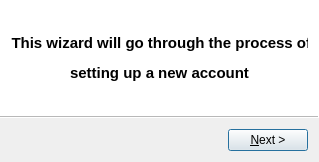
Old version of the form ui/wizard.ui in the repository compufox/et.
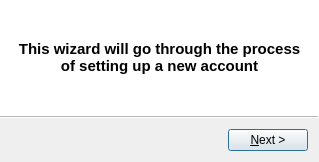
New version of the form.

Commit message:
adding/changing accounts works properly
minor tweaks to wizard UI

The edit to the form file:
```diff
--- a/ui/wizard.ui
+++ b/ui/wizard.ui
@@ -42,7 +42,10 @@
        </sizepolicy>
       </property>
       <property name="text">
-       <string>&lt;html&gt;&lt;head/&gt;&lt;body&gt;&lt;p align=&quot;center&quot;&gt;&lt;span style=&quot; font-size:11pt; font-weight:600;&quot;&gt;This wizard will go through the process of&lt;/span&gt;&lt;/p&gt;&lt;p align=&quot;center&quot;&gt;&lt;span style=&quot; font-size:11pt; font-weight:600;&quot;&gt;setting up a new account&lt;/span&gt;&lt;/p&gt;&lt;/body&gt;&lt;/html&gt;</string>
+       <string>&lt;html&gt;&lt;head/&gt;&lt;body&gt;&lt;p align=&quot;center&quot;&gt;&lt;span style=&quot; font-size:11pt; font-weight:600;&quot;&gt;This wizard will go through the process of setting up a new account&lt;/span&gt;&lt;/p&gt;&lt;/body&gt;&lt;/html&gt;</string>
+      </property>
+      <property name="wordWrap">
+       <bool>true</bool>
       </property>
      </widget>
     </item>
```
Left out of the diff: 16 changed lines with no effect on the pictures. The commit also changes 2 other files.
